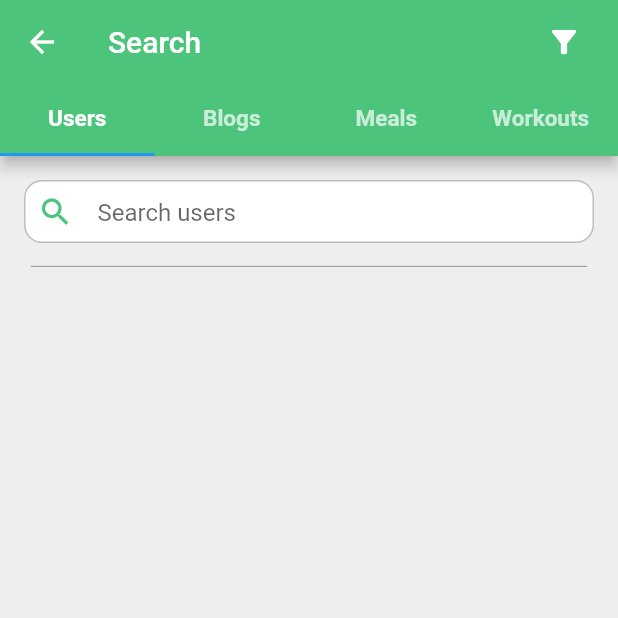
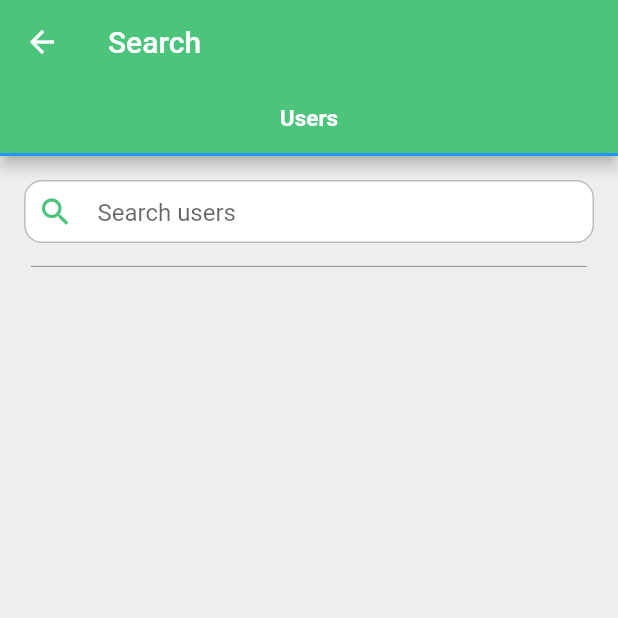
Before and after one commit to Technion236272/2022b-YourFitnessGuide, a Flutter app: the SearchScreen screen opened directly, on a phone screen of 412 x 824 dp, the top half of it. Run offline on Flutter 3.47's test engine with Material 2 defaults, Android fonts, the phone set to English and light mode, and no system bars; our stand-ins replace cloud_firestore, firebase_auth, firebase_core, firebase_storage, flutter_speed_dial, font_awesome_flutter and 4 more; missing offline and left inert: flutter_facebook_auth; accounts and stored records are empty.

Commit message:
Hid unimplemented features

```diff
--- a/lib/Screens/ProfileScreens/profileScreen.dart
+++ b/lib/Screens/ProfileScreens/profileScreen.dart
@@ -19,6 +19,7 @@ class ProfileScreen extends StatefulWidget {
 
 class _ProfileScreenState extends State<ProfileScreen> {
   String? profileImage;
+  var hide = false;
   String? currUid;
   bool visiting = false;
   var user;
@@ -290,7 +291,7 @@ class _ProfileScreenState extends State<ProfileScreen> {
                     ? Container(
                         padding: EdgeInsets.only(bottom: height * 0.008),
                       )
-                    : ElevatedButton(
+                    : (!hide? Container() : ElevatedButton(
                         child: const Text("Follow"),
                         style: ElevatedButton.styleFrom(
                             primary: const Color(0xff84C59E),
@@ -310,7 +311,7 @@ class _ProfileScreenState extends State<ProfileScreen> {
                               SnackBar(content: Text('Feature coming soon'));
                           ScaffoldMessenger.of(context).showSnackBar(snackBar);
                         },
-                      ),
+                      )),
                 SizedBox(
                   height: height * 0.05,
                 ),
--- a/lib/Screens/searchScreen.dart
+++ b/lib/Screens/searchScreen.dart
@@ -23,6 +23,7 @@ class search extends StatefulWidget {
 
 class _searchState extends State<search> {
   final searchController = TextEditingController();
+  var hide = false;
 
   @override
   Widget build(BuildContext context) {
@@ -177,11 +178,11 @@ class _SearchScreenState extends State<SearchScreen> {
     FirebaseDB().getUsers().then((value) => allUsers = value);
 
     return DefaultTabController(
-        length: 4,
+        length: 1,
         child: Scaffold(
             appBar: AppBar(
               centerTitle: false,
-              title: const Text('Search'),
+              title: const Text('Search')/*,
               actions: [
                 Padding(
                     padding: const EdgeInsets.only(right: 12.0),
@@ -198,13 +199,13 @@ class _SearchScreenState extends State<SearchScreen> {
                             ))
                       ],
                     )),
-              ],
+              ]*/,
               bottom: const TabBar(tabs: [
                 Tab(
                   child: Text('Users',
                       style:
                           TextStyle(fontWeight: FontWeight.bold, fontSize: 15)),
-                ),
+                ),/*
                 Tab(
                   child: Text('Blogs',
                       style:
@@ -217,7 +218,7 @@ class _SearchScreenState extends State<SearchScreen> {
                 Tab(
                     child: Text('Workouts',
                         style: TextStyle(
-                            fontWeight: FontWeight.bold, fontSize: 15)))
+                            fontWeight: FontWeight.bold, fontSize: 15)))*/
               ]),
             ),
             body: TabBarView(
@@ -242,9 +243,10 @@ class _SearchScreenState extends State<SearchScreen> {
                     ))
                   ],
                 ),
+                /*
                 Column(
                   children: [
-                    _buildSearch('Search Plog posts',),
+                    _buildSearch('Search Blog posts',),
                     Divider(
                       color: Colors.grey,
                       height: 0,
@@ -275,7 +277,7 @@ class _SearchScreenState extends State<SearchScreen> {
                     indent: width * 0.05,
                     endIndent: width * 0.05,
                   ),
-                ])
+                ])*/
               ],
             )));
   }
```
Also changed, not shown: pubspec.lock.
